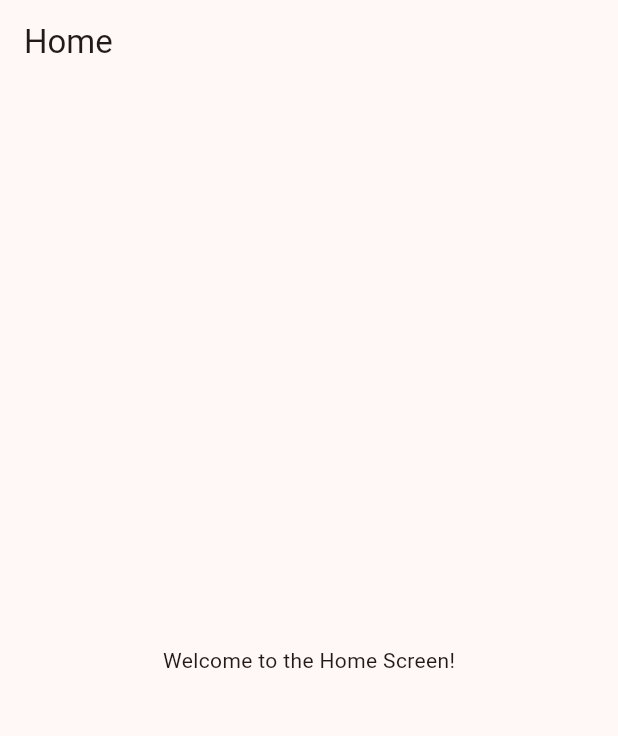
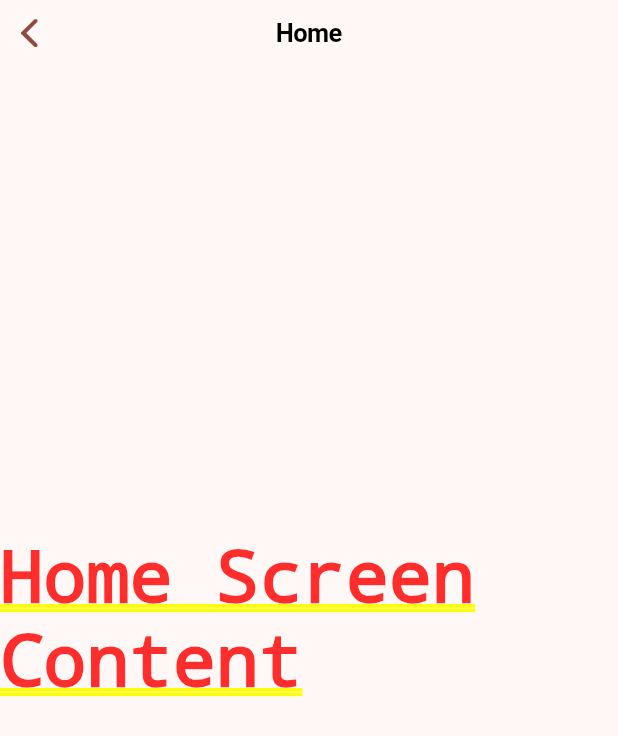
Before and after one commit to Jugooch/LifeLine, a Flutter app: the Home screen opened directly, on a phone screen of 412 x 824 dp. Shown: the top 736 px of the screen. Run offline on Flutter 3.47's test engine with Material 3 defaults, Android fonts, the phone set to English and light mode, and no system bars; our stand-ins replace shared_preferences; accounts and stored records are empty.

```diff
--- a/lib/main.dart
+++ b/lib/main.dart
@@ -1,8 +1,8 @@
 import 'package:flutter/material.dart';
+import 'package:lifeline/widgets/custom_scaffold.dart';
 import 'package:shared_preferences/shared_preferences.dart';
 
 import 'pages/login/login.dart';
-import 'pages/home/home.dart';
 
 void main() {
   runApp(const MyApp());
@@ -27,7 +27,7 @@ class MyApp extends StatelessWidget {
           if (snapshot.connectionState == ConnectionState.waiting) {
             return CircularProgressIndicator();
           } else if (snapshot.data == true) {
-            return Home();
+            return CustomTabScaffold();
           } else {
             return Login();
           }
--- a/lib/pages/home/home.dart
+++ b/lib/pages/home/home.dart
@@ -1,14 +1,14 @@
-import 'package:flutter/material.dart';
+import 'package:flutter/cupertino.dart';
 
 class Home extends StatelessWidget {
   @override
   Widget build(BuildContext context) {
-    return Scaffold(
-      appBar: AppBar(
-        title: Text('Home'),
+    return CupertinoPageScaffold(
+      navigationBar: CupertinoNavigationBar(
+        middle: Text('Home'),
       ),
-      body: Center(
-        child: Text('Welcome to the Home Screen!'),
+      child: Center(
+        child: Text('Home Screen Content'),
       ),
     );
   }
--- a/lib/pages/login/login.dart
+++ b/lib/pages/login/login.dart
@@ -1,4 +1,5 @@
 import 'package:flutter/material.dart';
+import 'package:lifeline/widgets/custom_scaffold.dart';
 import 'package:shared_preferences/shared_preferences.dart';
 import '../home/home.dart';
 import 'signup.dart';
@@ -75,7 +76,7 @@ class _LoginScreenState extends State<Login> {
 
     Navigator.pushReplacement(
       context,
-      MaterialPageRoute(builder: (context) => Home()),
+      MaterialPageRoute(builder: (context) => CustomTabScaffold()),
     );
   }
 }
```
Also changed, not shown: lib/pages/profile/profile.dart (+15 -0 lines), lib/pages/trips/trip.dart (+15 -0 lines), lib/widgets/custom_scaffold.dart (added, +62 -0 lines), lib/widgets/login_template.dart (added).
